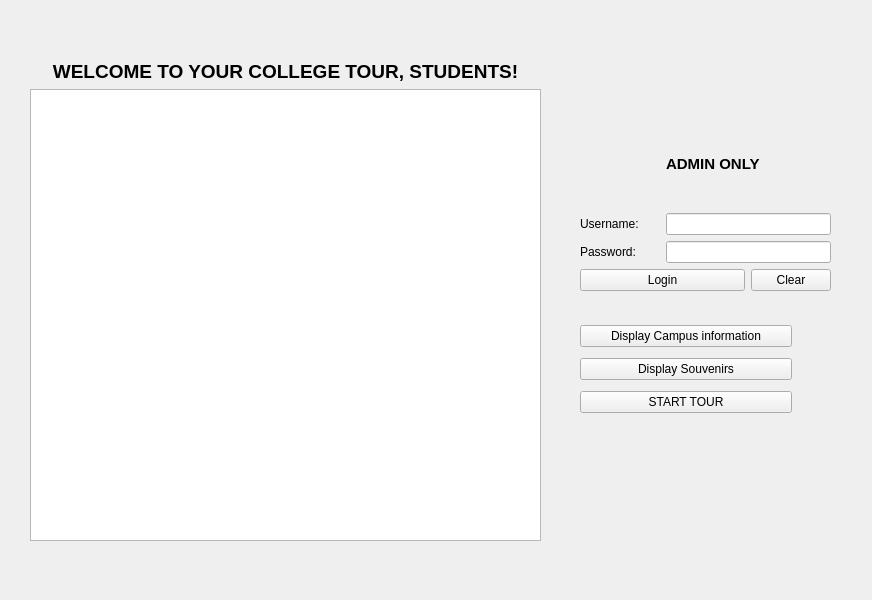
This is mainwindow.ui in mattjang1101/CS1D-Project-1-Go-Big-O-Go-Home- as Qt 5 draws it before an edit. The edited form follows.
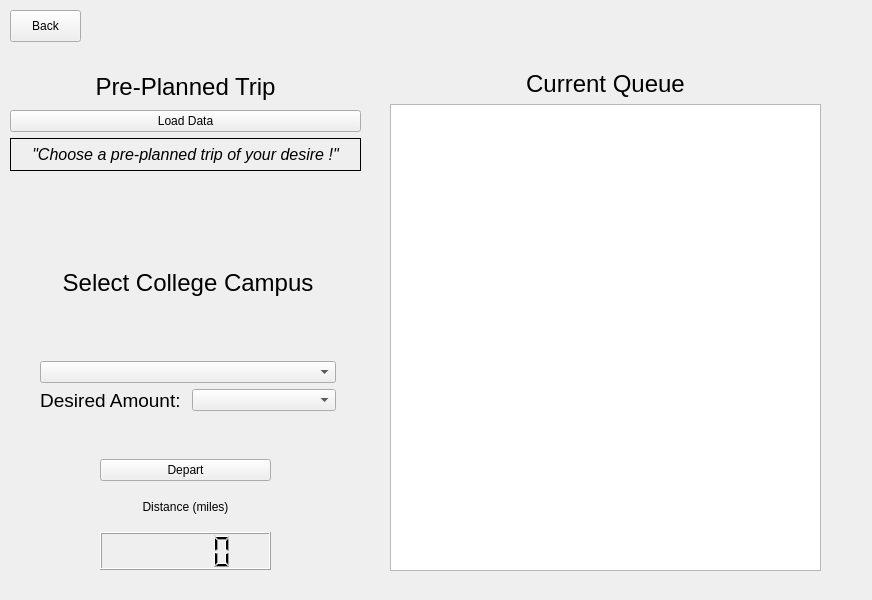
This is the edited form.

What changed in the file:
```diff
--- a/mainwindow.ui
+++ b/mainwindow.ui
@@ -24,7 +24,7 @@
      </rect>
     </property>
     <property name="currentIndex">
-     <number>0</number>
+     <number>3</number>
     </property>
     <widget class="QWidget" name="MainWindow_2">
      <widget class="QWidget" name="layoutWidget">
@@ -40,14 +40,14 @@
        <item>
         <widget class="QPushButton" name="DisplayCampusInfo">
          <property name="text">
-          <string>Display Campus information</string>
+          <string>Campus Information</string>
          </property>
         </widget>
        </item>
        <item>
         <widget class="QPushButton" name="DisplaySouvenirs">
          <property name="text">
-          <string>Display Souvenirs</string>
+          <string>Souvenirs</string>
          </property>
         </widget>
        </item>
@@ -355,25 +355,88 @@
        </item>
       </layout>
      </widget>
-     <widget class="QWidget" name="layoutWidget">
+    </widget>
+    <widget class="QWidget" name="PrePlannedMenu">
+     <widget class="QWidget" name="layoutWidget_23">
       <property name="geometry">
        <rect>
         <x>40</x>
-        <y>71</y>
-        <width>241</width>
+        <y>211</y>
+        <width>296</width>
+        <height>201</height>
+       </rect>
+      </property>
+      <layout class="QGridLayout" name="gridLayout_15">
+       <item row="2" column="0">
+        <widget class="QLabel" name="CurrentLabel_20">
+         <property name="font">
+          <font>
+           <pointsize>18</pointsize>
+          </font>
+         </property>
+         <property name="text">
+          <string>&lt;html&gt;&lt;head/&gt;&lt;body&gt;&lt;p&gt;&lt;span style=&quot; font-size:14pt;&quot;&gt;Desired Amount: &lt;/span&gt;&lt;/p&gt;&lt;/body&gt;&lt;/html&gt;</string>
+         </property>
+         <property name="alignment">
+          <set>Qt::AlignCenter</set>
+         </property>
+        </widget>
+       </item>
+       <item row="1" column="0" colspan="2">
+        <widget class="QComboBox" name="StartingPointBox_20"/>
+       </item>
+       <item row="2" column="1">
+        <widget class="QComboBox" name="StartingPointBox_21"/>
+       </item>
+       <item row="0" column="0" colspan="2">
+        <widget class="QLabel" name="CurrentLabel_21">
+         <property name="font">
+          <font>
+           <pointsize>18</pointsize>
+          </font>
+         </property>
+         <property name="text">
+          <string>Select College Campus</string>
+         </property>
+         <property name="alignment">
+          <set>Qt::AlignCenter</set>
+         </property>
+        </widget>
+       </item>
+      </layout>
+     </widget>
+     <widget class="QPushButton" name="backButton_6">
+      <property name="geometry">
+       <rect>
+        <x>10</x>
+        <y>10</y>
+        <width>71</width>
+        <height>32</height>
+       </rect>
+      </property>
+      <property name="text">
+       <string>Back</string>
+      </property>
+     </widget>
+     <widget class="QWidget" name="layoutWidget_22">
+      <property name="geometry">
+       <rect>
+        <x>10</x>
+        <y>70</y>
+        <width>351</width>
         <height>101</height>
        </rect>
       </property>
-      <layout class="QVBoxLayout" name="verticalLayout_11">
+      <layout class="QVBoxLayout" name="verticalLayout_44">
        <item>
-        <widget class="QLabel" name="TourPlanningLabel">
+        <widget class="QLabel" name="TourPlanningLabel_12">
          <property name="font">
           <font>
            <pointsize>18</pointsize>
           </font>
          </property>
          <property name="text">
-          <string>College Tour Planning</string>
+          <string>Pre-Planned Trip</string>
          </property>
          <property name="alignment">
           <set>Qt::AlignCenter</set>
@@ -381,11 +444,94 @@
         </widget>
        </item>
        <item>
-        <widget class="QPushButton" name="SelectStartingCollegeButton_3">
+        <widget class="QPushButton" name="SelectStartingCollegeButton_14">
          <property name="text">
-          <string>Select Starting College</string>
+          <string>Load Data</string>
          </property>
         </widget>
+       </item>
+       <item>
+        <widget class="QLabel" name="label_20">
+         <property name="font">
+          <font>
+           <pointsize>12</pointsize>
+          </font>
+         </property>
+         <property name="frameShape">
+          <enum>QFrame::Panel</enum>
+         </property>
+         <property name="frameShadow">
+          <enum>QFrame::Plain</enum>
+         </property>
+         <property name="text">
+          <string>&lt;html&gt;&lt;head/&gt;&lt;body&gt;&lt;p&gt;&lt;span style=&quot; font-style:italic;&quot;&gt;&amp;quot;Choose a pre-planned trip of your desire !&amp;quot;&lt;/span&gt;&lt;/p&gt;&lt;/body&gt;&lt;/html&gt;</string>
+         </property>
+         <property name="alignment">
+          <set>Qt::AlignCenter</set>
+         </property>
+        </widget>
+       </item>
+      </layout>
+     </widget>
+     <widget class="QWidget" name="layoutWidget_20">
+      <property name="geometry">
+       <rect>
+        <x>390</x>
+        <y>70</y>
+        <width>431</width>
+        <height>501</height>
+       </rect>
+      </property>
+      <layout class="QVBoxLayout" name="verticalLayout_45">
+       <item>
+        <widget class="QLabel" name="CurrentQueueLabel_12">
+         <property name="font">
+          <font>
+           <pointsize>18</pointsize>
+          </font>
+         </property>
+         <property name="text">
+          <string>Current Queue</string>
+         </property>
+         <property name="alignment">
+          <set>Qt::AlignCenter</set>
+         </property>
+        </widget>
+       </item>
+       <item>
+        <widget class="QTableView" name="QueueTableView_12"/>
+       </item>
+      </layout>
+     </widget>
+     <widget class="QWidget" name="layoutWidget_21">
+      <property name="geometry">
+       <rect>
+        <x>100</x>
+        <y>459</y>
+        <width>171</width>
+        <height>111</height>
+       </rect>
+      </property>
+      <layout class="QVBoxLayout" name="verticalLayout_46">
+       <item>
+        <widget class="QPushButton" name="DepartButton_12">
+         <property name="text">
+          <string>Depart</string>
+         </property>
+        </widget>
+       </item>
+       <item>
+        <widget class="QLabel" name="DistanceLabel_12">
+         <property name="text">
+          <string>Distance (miles)</string>
+         </property>
+         <property name="alignment">
+          <set>Qt::AlignCenter</set>
+         </property>
+        </widget>
+       </item>
+       <item>
+        <widget class="QLCDNumber" name="DistanceNumber_12"/>
        </item>
       </layout>
      </widget>
```
Left out of the diff: 151 changed lines with no effect on the pictures.
